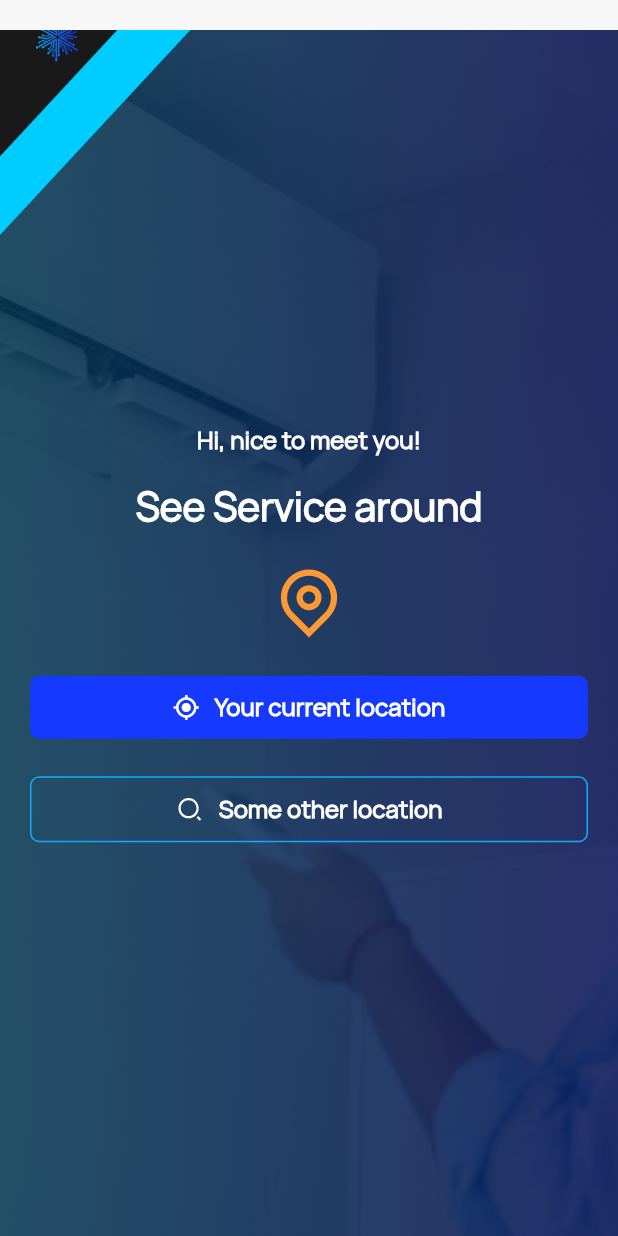
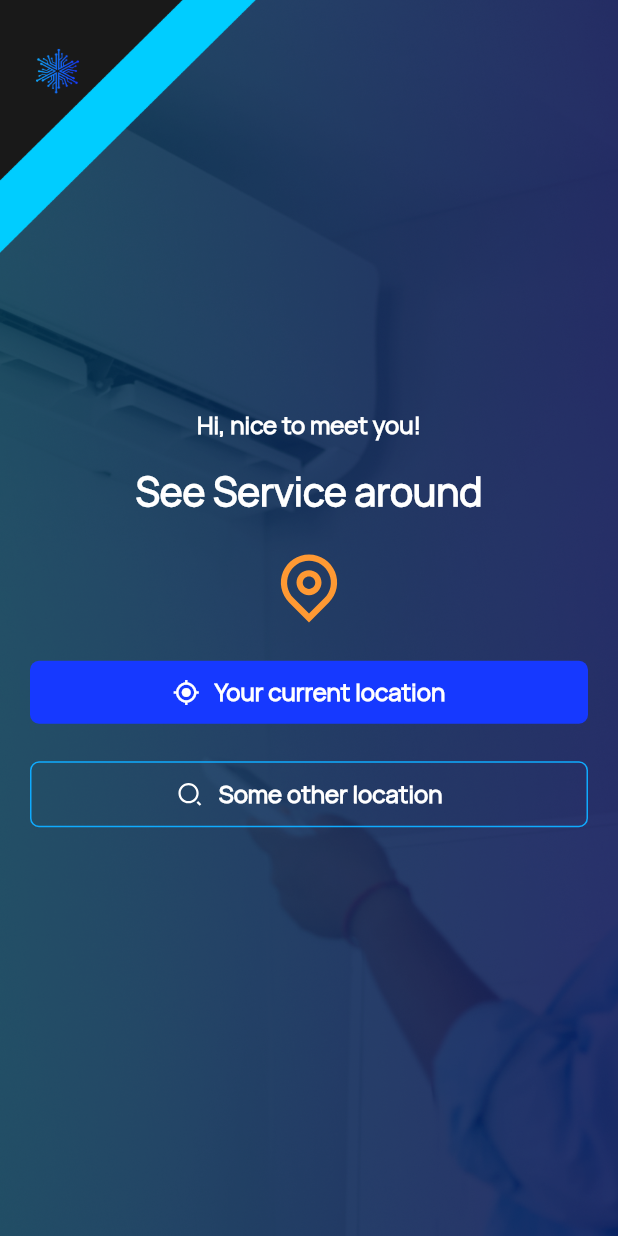
Before and after one commit to manoharantechie/coolwell_app, a Flutter app: the Forgot_Password screen opened directly, after a tap on "Continue", on a phone screen of 412 x 824 dp. Run offline on Flutter 3.47's test engine with Material 2 defaults, Android fonts, the phone set to English and light mode, and no system bars; our stand-ins replace awesome_snackbar_content, flutter_map, flutter_svg, geolocator, latlong2, permission_handler and 2 more; missing offline and left inert: country_calling_code_picker, flutter_sim_country_code; accounts and stored records are empty; project files that could hold a hidden picture were left out.

Commit message:
update_26-04-2023_1

```diff
--- a/lib/screens/basics/email.dart
+++ b/lib/screens/basics/email.dart
@@ -22,12 +22,11 @@ class _EmailViaScreenState extends State<EmailViaScreen> {
     return Scaffold(
       backgroundColor: Theme.of(context).backgroundColor,
       body: Container(
-        margin: EdgeInsets.only(top: 20.0),
         height: MediaQuery.of(context).size.height,
         width: MediaQuery.of(context).size.width,
         child: Stack(
           children: [
-            Image.asset("assets/images/back.png", fit: BoxFit.cover,width: MediaQuery.of(context).size.width,),
+            Image.asset("assets/images/back.png", fit: BoxFit.fill,width: MediaQuery.of(context).size.width,),
 
             contentUI(),
 
--- a/lib/screens/basics/forgot_pass.dart
+++ b/lib/screens/basics/forgot_pass.dart
@@ -24,12 +24,11 @@ class _Forgot_PasswordState extends State<Forgot_Password> {
     return Scaffold(
       backgroundColor: Theme.of(context).backgroundColor,
       body: Container(
-        margin: EdgeInsets.only(top: 20.0),
         height: MediaQuery.of(context).size.height,
         width: MediaQuery.of(context).size.width,
         child: Stack(
           children: [
-            Image.asset("assets/images/back.png", fit: BoxFit.cover,width: MediaQuery.of(context).size.width,),
+            Image.asset("assets/images/back.png", fit: BoxFit.fill,width: MediaQuery.of(context).size.width,),
 
             contentUI(),
 
--- a/lib/screens/basics/location.dart
+++ b/lib/screens/basics/location.dart
@@ -20,12 +20,11 @@ class _LocationLoginScreenState extends State<LocationLoginScreen> {
     return Scaffold(
       backgroundColor: Theme.of(context).backgroundColor,
       body: Container(
-        margin: EdgeInsets.only(top: 20.0),
         height: MediaQuery.of(context).size.height,
         width: MediaQuery.of(context).size.width,
         child: Stack(
           children: [
-            Image.asset("assets/images/back.png", fit: BoxFit.cover,width: MediaQuery.of(context).size.width,),
+            Image.asset("assets/images/back.png", fit: BoxFit.fill,width: MediaQuery.of(context).size.width,),
 
             contentUI(),
 
@@ -112,9 +111,7 @@ class _LocationLoginScreenState extends State<LocationLoginScreen> {
           SizedBox(height: 25.0,),
           InkWell(
             onTap: (){
-              Navigator.of(context).push(MaterialPageRoute(
-                  builder: (context) =>
-                      Service_Screen()));
+
             },
             child: Container(
               padding: EdgeInsets.fromLTRB(0.0, 10.0, 0.0, 10.0),
--- a/lib/screens/basics/location_success.dart
+++ b/lib/screens/basics/location_success.dart
@@ -18,12 +18,11 @@ class _Location_Success_ScreenState extends State<Location_Success_Screen> {
     return Scaffold(
       backgroundColor: Theme.of(context).backgroundColor,
       body: Container(
-        margin: EdgeInsets.only(top: 20.0),
         height: MediaQuery.of(context).size.height,
         width: MediaQuery.of(context).size.width,
         child: Stack(
           children: [
-            Image.asset("assets/images/back.png", fit: BoxFit.cover,width: MediaQuery.of(context).size.width,),
+            Image.asset("assets/images/back.png", fit: BoxFit.fill,width: MediaQuery.of(context).size.width,),
 
             contentUI(),
 
--- a/lib/screens/basics/otp_code.dart
+++ b/lib/screens/basics/otp_code.dart
@@ -23,12 +23,11 @@ class _OTP_ScreenState extends State<OTP_Screen> {
     return Scaffold(
       backgroundColor: Theme.of(context).backgroundColor,
       body: Container(
-        margin: EdgeInsets.only(top: 20.0),
         height: MediaQuery.of(context).size.height,
         width: MediaQuery.of(context).size.width,
         child: Stack(
           children: [
-            Image.asset("assets/images/back.png", fit: BoxFit.cover,width: MediaQuery.of(context).size.width,),
+            Image.asset("assets/images/back.png", fit: BoxFit.fill,width: MediaQuery.of(context).size.width,),
 
             contentUI(),
 
```
